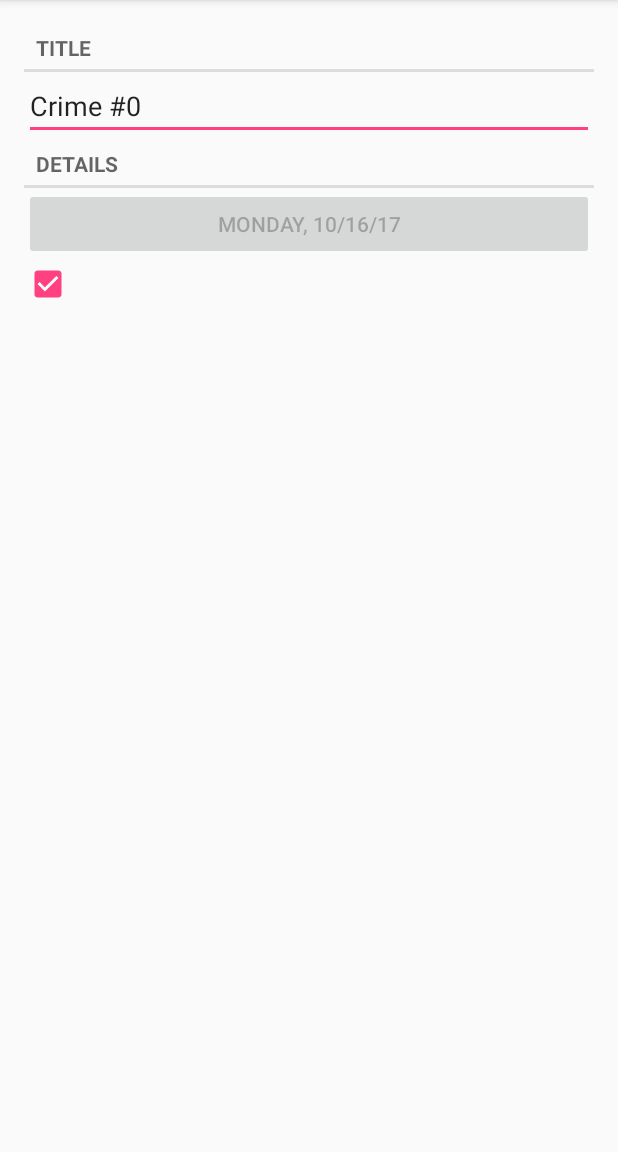
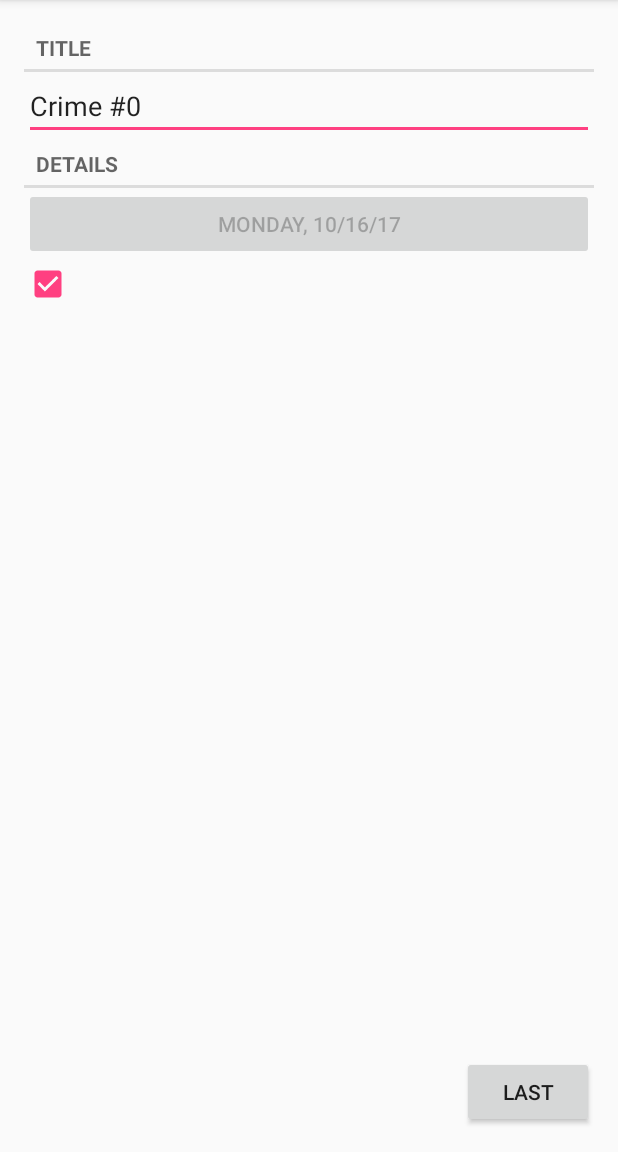
Before and after one commit to Derrek-Larson/CriminalIntent, an Android app: the CrimePagerActivity screen opened directly, with no data from a screen before it, on a phone screen of 412 x 824 dp, the part 84-1236 px from its top. Run offline under Robolectric (Android 15) with nearby library versions, the phone set to English and light mode, and no system bars.

Commit message:
commit before beginning chapter 11 challenge section edit: ch11 challenge 1 finished. challenge 2 finished

```diff
--- a/app/src/main/java/com/bignerdranch/android/criminalintent/CrimePagerActivity.java
+++ b/app/src/main/java/com/bignerdranch/android/criminalintent/CrimePagerActivity.java
@@ -17,6 +17,8 @@ import android.util.Log;
 import java.util.List;
 import java.util.Set;
 import java.util.UUID;
+import android.widget.Button;
+import android.view.View;
 
 /**
  * Created by derrek1 on 10/11/17.
@@ -37,6 +39,8 @@ public class CrimePagerActivity extends AppCompatActivity{
     private List<Crime> mCrimes;
     private Set<Integer> visitedPages = new ArraySet<>();
     private int position;
+    private Button mFirstButton;
+    private Button mLastButton;
 
     public static Intent newIntent(Context packageContext, UUID crimeID, int position){
         Intent intent = new Intent(packageContext, CrimePagerActivity.class);
@@ -77,6 +81,49 @@ public class CrimePagerActivity extends AppCompatActivity{
             }
         });
         mViewPager.setCurrentItem(position);
+        mViewPager.addOnPageChangeListener(new ViewPager.OnPageChangeListener() {
+            @Override
+            public void onPageScrolled(int position, float positionOffset, int positionOffsetPixels) {
+
+                if (mViewPager.getCurrentItem() == 0) {
+                    mFirstButton.setVisibility(View.INVISIBLE);
+                } else {
+                    mFirstButton.setVisibility(View.VISIBLE);
+                }
+
+                if (mViewPager.getCurrentItem() == mViewPager.getAdapter().getCount() - 1) {
+                    mLastButton.setVisibility(View.INVISIBLE);
+                } else {
+                    mLastButton.setVisibility(View.VISIBLE);
+                }
+            }
+
+            @Override
+            public void onPageSelected(int position) {
+            }
+
+            @Override
+            public void onPageScrollStateChanged(int state) {
+
+            }
+        });
+
+        mFirstButton = (Button) findViewById(R.id.first_crime);
+        mFirstButton.setOnClickListener(new View.OnClickListener() {
+            @Override
+            public void onClick(View v) {
+                mViewPager.setCurrentItem(0);
+            }
+        });
+
+        mLastButton = (Button) findViewById(R.id.last_crime);
+        mLastButton.setOnClickListener(new View.OnClickListener() {
+            @Override
+            public void onClick(View v) {
+                mViewPager.setCurrentItem(mViewPager.getAdapter().getCount() - 1);
+            }
+        });
+
 
 
     }
@@ -105,4 +152,6 @@ public class CrimePagerActivity extends AppCompatActivity{
         }
         return a;
     }
+
+
 }
--- a/app/src/main/res/layout/activity_crime_pager.xml
+++ b/app/src/main/res/layout/activity_crime_pager.xml
@@ -1,7 +1,29 @@
 <?xml version="1.0" encoding="utf-8"?>
-<android.support.v4.view.ViewPager xmlns:android="http://schemas.android.com/apk/res/android"
-                                   android:id="@+id/crime_view_pager"
-                                   android:layout_width="match_parent"
-                                   android:layout_height="match_parent">
+<FrameLayout
+    xmlns:android="http://schemas.android.com/apk/res/android"
+    android:layout_width="match_parent"
+    android:layout_height="match_parent">
 
-</android.support.v4.view.ViewPager>
+    <android.support.v4.view.ViewPager
+        android:id="@+id/crime_view_pager"
+        android:layout_width="match_parent"
+        android:layout_height="match_parent">
+    </android.support.v4.view.ViewPager>
+
+    <Button
+        android:id="@+id/first_crime"
+        android:layout_width="wrap_content"
+        android:layout_height="wrap_content"
+        android:layout_gravity="bottom|left"
+        android:layout_margin="16dp"
+        android:text="First"/>
+
+    <Button
+        android:id="@+id/last_crime"
+        android:layout_width="wrap_content"
+        android:layout_height="wrap_content"
+        android:layout_gravity="bottom|right"
+        android:layout_margin="16dp"
+        android:text="Last"/>
+
+</FrameLayout>
```
